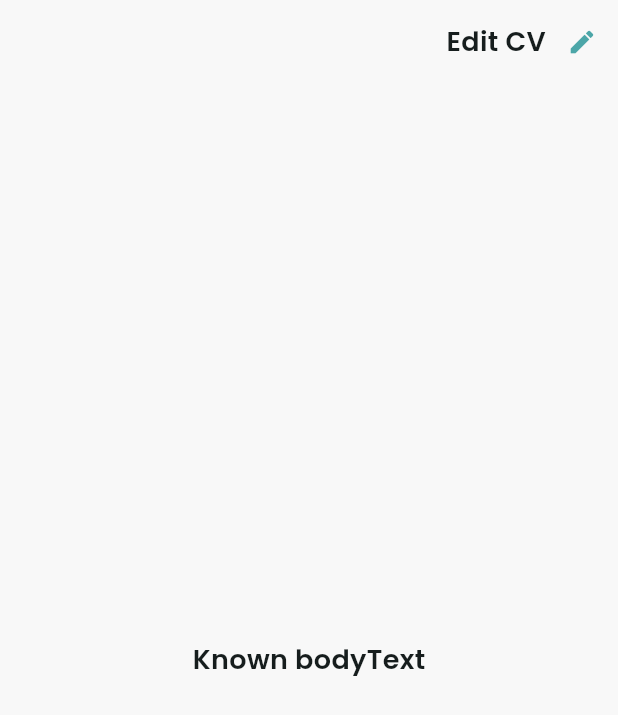
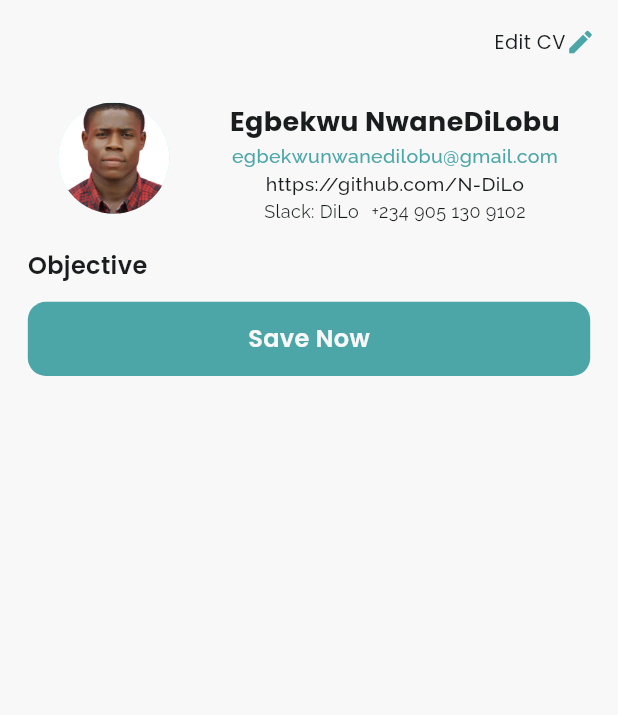
Before and after one commit to N-DiLo/cv_app, a Flutter app: the screen it shows after launch, on a phone screen of 412 x 824 dp. Shown: the top 715 px of the screen. Run offline on Flutter 3.47's test engine with Material 2 defaults, Android fonts, the phone set to English and light mode, and no system bars.

Commit message:
fix & feat: fixed app text styles, created home and edit views

```diff
--- a/lib/components/app_button.dart
+++ b/lib/components/app_button.dart
@@ -1,12 +1,16 @@
 import 'package:flutter/material.dart';
+
+import 'app_text.dart';
 
 class CvButton extends StatelessWidget {
   final void Function()? onTap;
   final String title;
   final Color? color;
+  final TextStyle? style;
 
   const CvButton({
     this.color,
+    this.style,
     this.onTap,
     required this.title,
     super.key,
@@ -21,14 +25,16 @@ class CvButton extends StatelessWidget {
       onTap: onTap,
       child: Container(
         width: double.infinity,
-        height: height * 0.05,
+        height: height * 0.06,
         decoration: BoxDecoration(
           color: color,
           borderRadius: BorderRadius.circular(12),
         ),
-        child: Text(
-          title,
-          style: Theme.of(context).textTheme.bodyMedium,
+        child: Center(
+          child: CvText(
+            text: title,
+            style: style,
+          ),
         ),
       ),
     );
--- a/lib/components/app_text.dart
+++ b/lib/components/app_text.dart
@@ -0,0 +1,80 @@
+import 'package:cv_app/components/styles.dart';
+import 'package:flutter/widgets.dart';
+
+import '../shared/app_colors.dart';
+
+class CvText extends StatelessWidget {
+  final String text;
+  final bool? softWrap;
+  final TextStyle? style;
+
+  CvText.bodyLarge(
+    this.text,
+    this.softWrap, {
+    Color color = kcTextColor,
+    super.key,
+  }) : style = bodyLarge.copyWith(
+          color: color,
+        );
+  CvText.bodyMedium(
+    this.text,
+    this.softWrap, {
+    Color color = kcTextColor,
+    super.key,
+  }) : style = bodyMedium.copyWith(
+          color: color,
+        );
+
+  CvText.bodySmall(
+    this.text,
+    this.softWrap, {
+    Color color = kcTextColor,
+    super.key,
+  }) : style = bodySmall.copyWith(
+          color: color,
+        );
+
+  CvText.itleLarge(
+    this.text,
+    this.softWrap, {
+    Color color = kcTextColor,
+    super.key,
+  }) : style = titleLarge.copyWith(
+          color: color,
+        );
+
+  CvText.titleMedium(
+    this.text,
+    this.softWrap, {
+    Color color = kcTextColor,
+    super.key,
+  }) : style = bodyMedium.copyWith(
+          color: color,
+        );
+
+  CvText.titleSmall(
+    this.text,
+    this.softWrap, {
+    Color color = kcTextColor,
+    super.key,
+  }) : style = titleSmall.copyWith(
+          color: color,
+        );
+
+  const CvText({
+    this.softWrap,
+    required this.text,
+    this.style,
+    super.key,
+  });
+
+  @override
+  Widget build(BuildContext context) {
+    return Text(
+      text,
+      softWrap: softWrap,
+      textScaleFactor: MediaQuery.textScaleFactorOf(context),
+      style: style,
+    );
+  }
+}
--- /dev/null
+++ b/lib/components/styles.dart
@@ -0,0 +1,38 @@
+import 'package:flutter/material.dart';
+
+import '../shared/app_colors.dart';
+
+const TextStyle bodyLarge = TextStyle(
+  fontSize: 18,
+  color: kcTextColor,
+  fontWeight: FontWeight.bold,
+);
+const TextStyle bodyMedium = TextStyle(
+  fontSize: 16,
+  color: kcTextColor,
+  fontWeight: FontWeight.w600,
+);
+const TextStyle bodySmall = TextStyle(
+  fontSize: 13,
+  color: kcTextColor,
+  fontWeight: FontWeight.w400,
+);
+
+const TextStyle titleLarge = TextStyle(
+  fontFamily: 'Raleway',
+  fontSize: 18,
+  color: kcTextColor,
+  fontWeight: FontWeight.bold,
+);
+const TextStyle titleMedium = TextStyle(
+  fontFamily: 'Raleway',
+  fontSize: 16,
+  color: kcTextColor,
+  fontWeight: FontWeight.w600,
+);
+const TextStyle titleSmall = TextStyle(
+  fontFamily: 'Raleway',
+  fontSize: 13,
+  color: kcTextColor,
+  fontWeight: FontWeight.w400,
+);
--- a/lib/main.dart
+++ b/lib/main.dart
@@ -1,7 +1,9 @@
+import 'package:cv_app/views/edit_view.dart';
 import 'package:flutter/material.dart';
 
 import '../shared/app_colors.dart';
 import '../views/home_view.dart';
+import './components/styles.dart';
 
 void main() {
   runApp(const MyApp());
@@ -14,42 +16,24 @@ class MyApp extends StatelessWidget {
   @override
   Widget build(BuildContext context) {
     return MaterialApp(
-      title: 'Flutter Demo',
+      debugShowCheckedModeBanner: false,
       theme: ThemeData(
         fontFamily: 'Poppins',
         textTheme: ThemeData.light().textTheme.copyWith(
-              bodyLarge: const TextStyle(
-                fontSize: 20,
-                fontWeight: FontWeight.bold,
-              ),
-              bodyMedium: const TextStyle(
-                fontSize: 18,
-                fontWeight: FontWeight.w600,
-              ),
-              bodySmall: const TextStyle(
-                fontSize: 14,
-                fontWeight: FontWeight.normal,
-              ),
-              titleLarge: const TextStyle(
-                fontSize: 20,
-                fontFamily: 'Raleway',
-                fontWeight: FontWeight.bold,
-              ),
-              titleMedium: const TextStyle(
-                fontSize: 18,
-                fontFamily: 'Raleway',
-                fontWeight: FontWeight.w600,
-              ),
-              titleSmall: const TextStyle(
-                fontSize: 14,
-                fontFamily: 'Raleway',
-                fontWeight: FontWeight.normal,
-              ),
+              bodyLarge: bodyLarge,
+              bodyMedium: bodyMedium,
+              bodySmall: bodySmall,
+              titleLarge: titleLarge,
+              titleMedium: titleMedium,
+              titleSmall: titleSmall,
             ),
         colorScheme: ColorScheme.fromSeed(seedColor: kcPrimaryColor),
         useMaterial3: true,
       ),
       home: const HomeView(),
+      routes: {
+        EditView.routeName: (ctx) => const EditView(),
+      },
     );
   }
 }
--- a/lib/views/home_view.dart
+++ b/lib/views/home_view.dart
@@ -1,37 +1,139 @@
+import 'package:cv_app/components/app_button.dart';
+import 'package:cv_app/components/app_text.dart';
+import 'package:cv_app/components/app_text_field.dart';
+import 'package:cv_app/components/styles.dart';
 import 'package:cv_app/shared/app_colors.dart';
+import 'package:cv_app/views/edit_view.dart';
 import 'package:flutter/material.dart';
 
-class HomeView extends StatefulWidget {
+class HomeView extends StatelessWidget {
   const HomeView({super.key});
 
-  @override
-  State<HomeView> createState() => _HomeViewState();
-}
+  Widget editField(
+      String labelText, String hintText, TextInputType keyboardType) {
+    return CvInput(
+      labelText: labelText,
+      hintText: hintText,
+      keyboardType: keyboardType,
+    );
+  }
 
-class _HomeViewState extends State<HomeView> {
   @override
   Widget build(BuildContext context) {
+    final width = MediaQuery.of(context).size.width;
+    final height = MediaQuery.of(context).size.height;
+
     return Scaffold(
       appBar: AppBar(
         elevation: 0,
         backgroundColor: kcBackgroundColor,
         actions: [
-          const Text(
-            'Edit CV',
-          ),
-          IconButton(
-            onPressed: () {},
-            icon: const Icon(
-              Icons.edit,
-              size: 20,
-              color: kcPrimaryColor,
+          GestureDetector(
+            onTap: () {
+              Navigator.pushNamed(context, EditView.routeName);
+            },
+            child: Padding(
+              padding: const EdgeInsets.all(15),
+              child: Row(
+                children: [
+                  CvText(
+                    text: 'Edit CV',
+                    style: bodySmall.copyWith(
+                      color: kcTextColor,
+                    ),
+                  ),
+                  const Icon(
+                    Icons.edit,
+                    size: 20,
+                    color: kcPrimaryColor,
+                  ),
+                ],
+              ),
             ),
           ),
         ],
       ),
       backgroundColor: kcBackgroundColor,
-      body: const Center(
-        child: Text('Known bodyText'),
+      body: Padding(
+        padding: EdgeInsets.symmetric(
+          horizontal: width * 0.045,
+        ),
+        child: ListView(
+          children: [
+            SizedBox(
+              height: height * 0.015,
+            ),
+            Row(
+              crossAxisAlignment: CrossAxisAlignment.start,
+              mainAxisAlignment: MainAxisAlignment.spaceAround,
+              children: [
+                CircleAvatar(
+                  maxRadius: height * 0.045,
+                  backgroundImage: const AssetImage(
+                    'assets/passport.jpg',
+                  ),
+                ),
+                Column(
+                  children: [
+                    CvText.bodyLarge(
+                      'Egbekwu NwaneDiLobu',
+                      true,
+                      color: kcTextColor,
+                    ),
+                    CvText(
+                      text: 'egbekwunwanedilobu@gmail.com',
+                      style: titleSmall.copyWith(
+                          color: kcPrimaryColor, fontWeight: FontWeight.w500),
+                    ),
+                    CvText(
+                      text: 'https://github.com/N-DiLo',
+                      style: titleSmall.copyWith(
+                          color: kcTextColor, fontWeight: FontWeight.w500),
+                    ),
+                    Row(
+                      children: [
+                        CvText(
+                          text: 'Slack: DiLo',
+                          style: titleSmall.copyWith(
+                              color: kcTextColor, fontSize: 12),
+                        ),
+                        SizedBox(
+                          width: width * 0.02,
+                        ),
+                        CvText(
+                          text: '+234 905 130 9102',
+                          style: titleSmall.copyWith(
+                            fontSize: 12,
+                            color: kcTextColor,
+                          ),
+                        ),
+                      ],
+                    ),
+                  ],
+                ),
+              ],
+            ),
+            SizedBox(
+              height: height * 0.02,
+            ),
+            CvText(
+              text: 'Objective',
+              style: bodyMedium.copyWith(
+                color: kcTextColor,
+              ),
+            ),
+            SizedBox(
+              height: height * 0.015,
+            ),
+            CvButton(
+              title: 'Save Now',
+              color: kcPrimaryColor,
+              style: bodyMedium.copyWith(
+                color: kcBackgroundColor,
+              ),
+            ),
+          ],
+        ),
       ),
     );
   }
```
Also changed, not shown: lib/components/app_layouts.dart (added, +97 -0 lines), lib/components/app_text_field.dart (added, +67 -0 lines), lib/views/edit_view.dart (added, +145 -0 lines).
